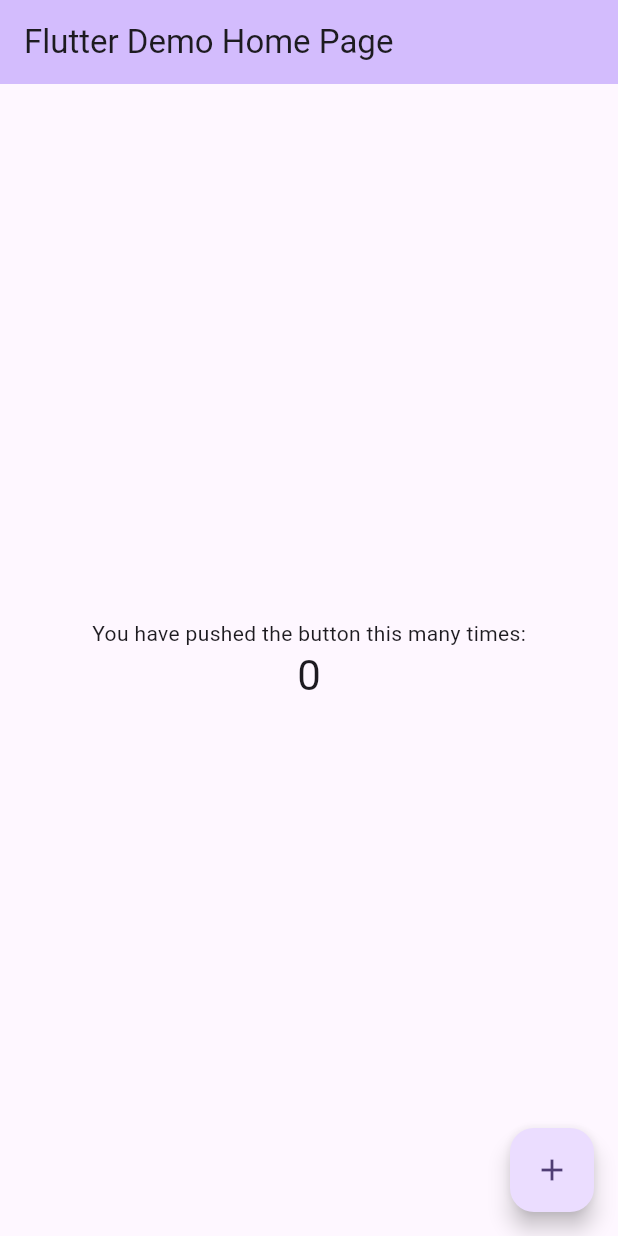
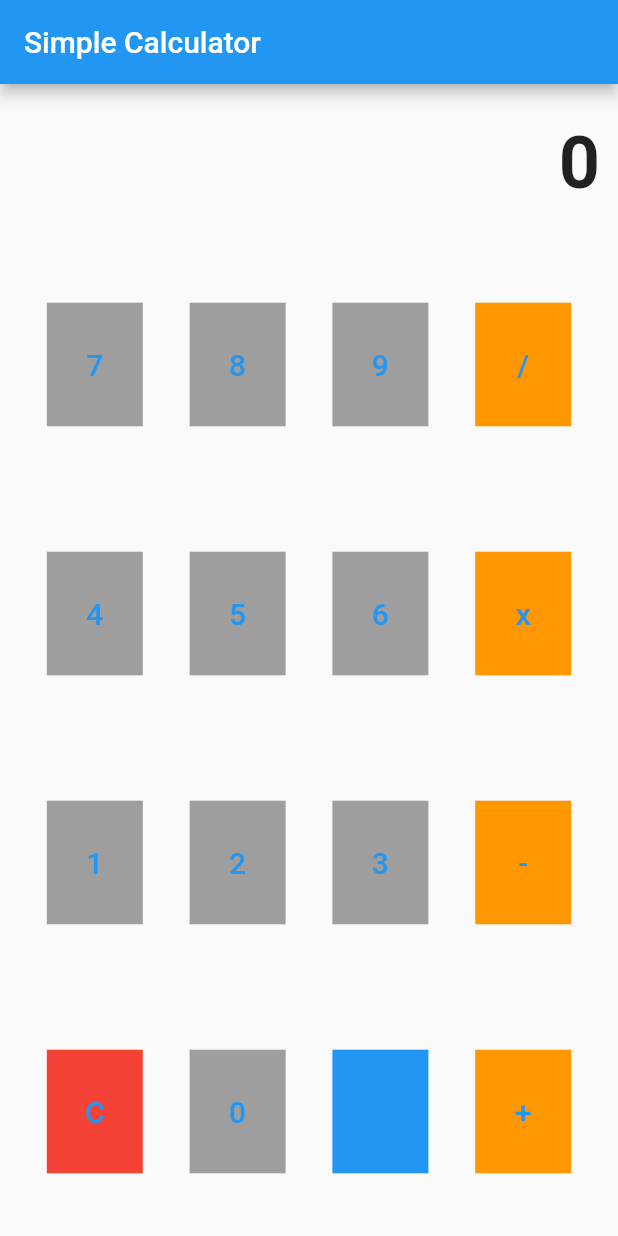
Before and after one commit to Contact-HimanshuVerma/Flutter_Calculator, a Flutter app: the screen it shows after launch, on a phone screen of 412 x 824 dp. Run offline on Flutter 3.47's test engine with Material 2 defaults, Android fonts, the phone set to English and light mode, and no system bars.

Commit message:
calculator

```diff
--- a/lib/main.dart
+++ b/lib/main.dart
@@ -1,125 +1,157 @@
 import 'package:flutter/material.dart';
 
 void main() {
-  runApp(const MyApp());
+  runApp(const CalculatorApp());
 }
 
-class MyApp extends StatelessWidget {
-  const MyApp({super.key});
+class CalculatorApp extends StatelessWidget {
+  const CalculatorApp({Key? key}) : super(key: key);
 
-  // This widget is the root of your application.
   @override
   Widget build(BuildContext context) {
     return MaterialApp(
-      title: 'Flutter Demo',
-      theme: ThemeData(
-        // This is the theme of your application.
-        //
-        // TRY THIS: Try running your application with "flutter run". You'll see
-        // the application has a blue toolbar. Then, without quitting the app,
-        // try changing the seedColor in the colorScheme below to Colors.green
-        // and then invoke "hot reload" (save your changes or press the "hot
-        // reload" button in a Flutter-supported IDE, or press "r" if you used
-        // the command line to start the app).
-        //
-        // Notice that the counter didn't reset back to zero; the application
-        // state is not lost during the reload. To reset the state, use hot
-        // restart instead.
-        //
-        // This works for code too, not just values: Most code changes can be
-        // tested with just a hot reload.
-        colorScheme: ColorScheme.fromSeed(seedColor: Colors.deepPurple),
-        useMaterial3: true,
-      ),
-      home: const MyHomePage(title: 'Flutter Demo Home Page'),
+      title: 'Calculator',
+      home: Calculator(),
     );
   }
 }
 
-class MyHomePage extends StatefulWidget {
-  const MyHomePage({super.key, required this.title});
-
-  // This widget is the home page of your application. It is stateful, meaning
-  // that it has a State object (defined below) that contains fields that affect
-  // how it looks.
-
-  // This class is the configuration for the state. It holds the values (in this
-  // case the title) provided by the parent (in this case the App widget) and
-  // used by the build method of the State. Fields in a Widget subclass are
-  // always marked "final".
-
-  final String title;
-
+class Calculator extends StatefulWidget {
   @override
-  State<MyHomePage> createState() => _MyHomePageState();
+  _CalculatorState createState() => _CalculatorState();
 }
 
-class _MyHomePageState extends State<MyHomePage> {
-  int _counter = 0;
+class _CalculatorState extends State<Calculator> {
+  String output = '0';
+  String _output = '';
+  double num1 = 0.0;
+  double num2 = 0.0;
+  String operand = '';
 
-  void _incrementCounter() {
+  buttonPressed(String buttonText) {
+    if (buttonText == 'C') {
+      _output = '0';
+      num1 = 0.0;
+      num2 = 0.0;
+      operand = '';
+    } else if (buttonText == '+' ||
+        buttonText == '-' ||
+        buttonText == '/' ||
+        buttonText == 'x') {
+      num1 = double.parse(output);
+      operand = buttonText;
+      _output = '0';
+    } else if (buttonText == '=') {
+      num2 = double.parse(output);
+      if (operand == '+') {
+        _output = (num1 + num2).toString();
+      }
+      if (operand == '-') {
+        _output = (num1 - num2).toString();
+      }
+      if (operand == 'x') {
+        _output = (num1 * num2).toString();
+      }
+      if (operand == '/') {
+        _output = (num1 / num2).toString();
+      }
+      num1 = 0.0;
+      num2 = 0.0;
+      operand = '';
+    } else {
+      _output = _output + buttonText;
+    }
+
     setState(() {
-      // This call to setState tells the Flutter framework that something has
-      // changed in this State, which causes it to rerun the build method below
-      // so that the display can reflect the updated values. If we changed
-      // _counter without calling setState(), then the build method would not be
-      // called again, and so nothing would appear to happen.
-      _counter++;
+      output = double.parse(_output).toStringAsFixed(2);
     });
+  }
+
+  Widget buildButton(
+      String buttonText, double buttonHeight, Color buttonColor) {
+    return Container(
+      height: MediaQuery.of(context).size.height * 0.1 * buttonHeight,
+      color: buttonColor,
+      child: TextButton(
+        onPressed: () {
+          buttonPressed(buttonText);
+        },
+        child: Text(
+          buttonText,
+          style: TextStyle(fontSize: 20.0),
+        ),
+      ),
+    );
   }
 
   @override
   Widget build(BuildContext context) {
-    // This method is rerun every time setState is called, for instance as done
-    // by the _incrementCounter method above.
-    //
-    // The Flutter framework has been optimized to make rerunning build methods
-    // fast, so that you can just rebuild anything that needs updating rather
-    // than having to individually change instances of widgets.
     return Scaffold(
       appBar: AppBar(
-        // TRY THIS: Try changing the color here to a specific color (to
-        // Colors.amber, perhaps?) and trigger a hot reload to see the AppBar
-        // change color while the other colors stay the same.
-        backgroundColor: Theme.of(context).colorScheme.inversePrimary,
-        // Here we take the value from the MyHomePage object that was created by
-        // the App.build method, and use it to set our appbar title.
-        title: Text(widget.title),
+        title: Text('Simple Calculator'),
       ),
-      body: Center(
-        // Center is a layout widget. It takes a single child and positions it
-        // in the middle of the parent.
-        child: Column(
-          // Column is also a layout widget. It takes a list of children and
-          // arranges them vertically. By default, it sizes itself to fit its
-          // children horizontally, and tries to be as tall as its parent.
-          //
-          // Column has various properties to control how it sizes itself and
-          // how it positions its children. Here we use mainAxisAlignment to
-          // center the children vertically; the main axis here is the vertical
-          // axis because Columns are vertical (the cross axis would be
-          // horizontal).
-          //
-          // TRY THIS: Invoke "debug painting" (choose the "Toggle Debug Paint"
-          // action in the IDE, or press "p" in the console), to see the
-          // wireframe for each widget.
-          mainAxisAlignment: MainAxisAlignment.center,
-          children: <Widget>[
-            const Text(
-              'You have pushed the button this many times:',
+      body: Column(
+        children: <Widget>[
+          Container(
+            alignment: Alignment.centerRight,
+            padding: EdgeInsets.symmetric(vertical: 24.0, horizontal: 12.0),
+            child: Text(
+              output,
+              style: TextStyle(fontSize: 48.0, fontWeight: FontWeight.bold),
             ),
-            Text(
-              '$_counter',
-              style: Theme.of(context).textTheme.headlineMedium,
+          ),
+          Expanded(
+            child: Column(
+              children: <Widget>[
+                Expanded(
+                  child: Row(
+                    mainAxisAlignment: MainAxisAlignment.spaceEvenly,
+                    children: <Widget>[
+                      buildButton('7', 1, Colors.grey),
+                      buildButton('8', 1, Colors.grey),
+                      buildButton('9', 1, Colors.grey),
+                      buildButton('/', 1, Colors.orange),
+                    ],
+                  ),
+                ),
+                Expanded(
+                  child: Row(
+                    mainAxisAlignment: MainAxisAlignment.spaceEvenly,
+                    children: <Widget>[
+                      buildButton('4', 1, Colors.grey),
+                      buildButton('5', 1, Colors.grey),
+                      buildButton('6', 1, Colors.grey),
+                      buildButton('x', 1, Colors.orange),
+                    ],
+                  ),
+                ),
+                Expanded(
+                  child: Row(
+                    mainAxisAlignment: MainAxisAlignment.spaceEvenly,
+                    children: <Widget>[
+                      buildButton('1', 1, Colors.grey),
+                      buildButton('2', 1, Colors.grey),
+                      buildButton('3', 1, Colors.grey),
+                      buildButton('-', 1, Colors.orange),
+                    ],
+                  ),
+                ),
+                Expanded(
+                  child: Row(
+                    mainAxisAlignment: MainAxisAlignment.spaceEvenly,
+                    children: <Widget>[
+                      buildButton('C', 1, Colors.red),
+                      buildButton('0', 1, Colors.grey),
+                      buildButton('=', 1, Colors.blue),
+                      buildButton('+', 1, Colors.orange),
+                    ],
+                  ),
+                ),
+              ],
             ),
-          ],
-        ),
+          ),
+        ],
       ),
-      floatingActionButton: FloatingActionButton(
-        onPressed: _incrementCounter,
-        tooltip: 'Increment',
-        child: const Icon(Icons.add),
-      ), // This trailing comma makes auto-formatting nicer for build methods.
     );
   }
 }
```
